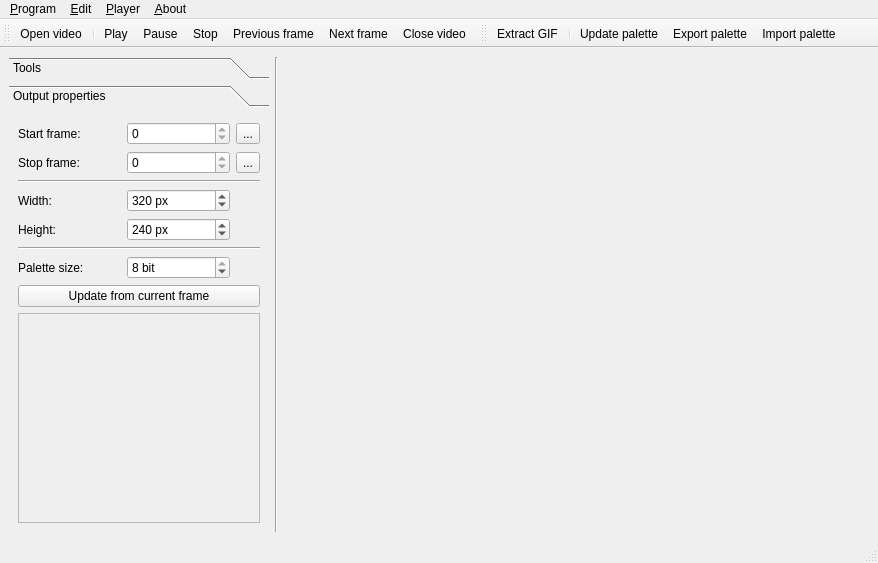
Before: the Qt Designer form ui/mainwindow.ui in Apkawa/QGifer, drawn with Qt 5.
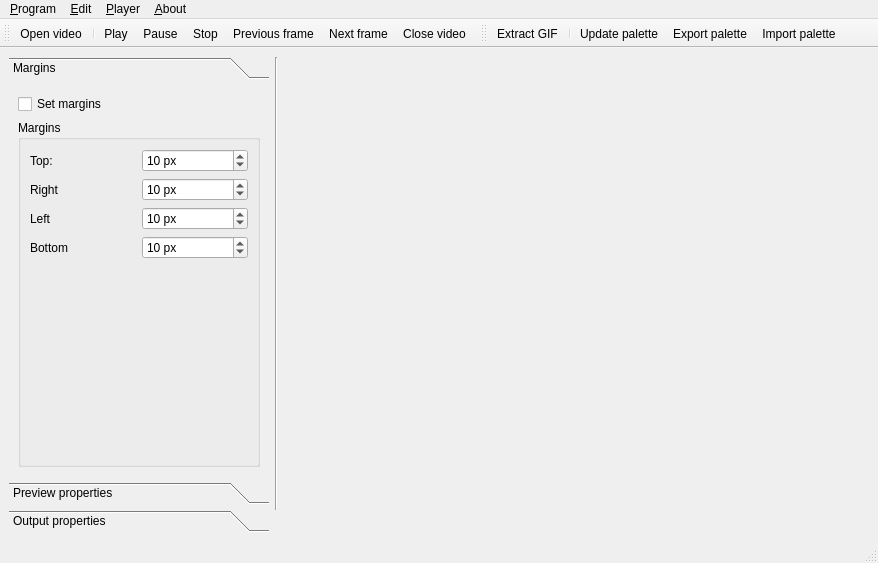
After: the same form once the commit is applied. The open tabs and pages were chosen to show the change. Icons and pictures are not drawn. Custom widgets are drawn as their Qt base class.

What changed in the file:
```diff
--- a/ui/mainwindow.ui
+++ b/ui/mainwindow.ui
@@ -40,7 +40,30 @@
       </layout>
      </widget>
     </item>
-    <item row="0" column="0">
+    <item row="0" column="1">
+     <widget class="Line" name="line_3">
+      <property name="orientation">
+       <enum>Qt::Vertical</enum>
+      </property>
+     </widget>
+    </item>
+    <item row="1" column="2">
+     <widget class="QMultiSlider" name="multiSlider" native="true">
+      <property name="minimumSize">
+       <size>
+        <width>0</width>
+        <height>16</height>
+       </size>
+      </property>
+      <property name="maximumSize">
+       <size>
+        <width>16777215</width>
+        <height>16</height>
+       </size>
+      </property>
+     </widget>
+    </item>
+    <item row="0" column="0" rowspan="2">
      <widget class="QToolBox" name="toolBox">
       <property name="sizePolicy">
        <sizepolicy hsizetype="Fixed" vsizetype="Preferred">
@@ -63,6 +86,122 @@
       <property name="currentIndex">
        <number>1</number>
       </property>
+      <widget class="QWidget" name="page">
+       <attribute name="label">
+        <string>Margins</string>
+       </attribute>
+       <layout class="QGridLayout" name="gridLayout_7">
+        <item row="0" column="0">
+         <widget class="QCheckBox" name="marginsBox">
+          <property name="text">
+           <string>Set margins</string>
+          </property>
+         </widget>
+        </item>
+        <item row="1" column="0">
+         <widget class="QGroupBox" name="groupBox">
+          <property name="title">
+           <string>Margins</string>
+          </property>
+          <layout class="QGridLayout" name="gridLayout_6">
+           <item row="1" column="0">
+            <widget class="QLabel" name="label_8">
+             <property name="text">
+              <string>Right</string>
+             </property>
+            </widget>
+           </item>
+           <item row="2" column="1">
+            <widget class="QSpinBox" name="leftSpin">
+             <property name="suffix">
+              <string> px</string>
+             </property>
+             <property name="maximum">
+              <number>9999</number>
+             </property>
+             <property name="value">
+              <number>10</number>
+             </property>
+            </widget>
+           </item>
+           <item row="1" column="1">
+            <widget class="QSpinBox" name="rightSpin">
+             <property name="suffix">
+              <string> px</string>
+             </property>
+             <property name="maximum">
+              <number>9999</number>
+             </property>
+             <property name="value">
+              <number>10</number>
+             </property>
+            </widget>
+           </item>
+           <item row="2" column="0">
+            <widget class="QLabel" name="label_9">
+             <property name="text">
+              <string>Left</string>
+             </property>
+            </widget>
+           </item>
+           <item row="3" column="0">
+            <widget class="QLabel" name="label_10">
+             <property name="text">
+              <string>Bottom</string>
+             </property>
+            </widget>
+           </item>
+           <item row="3" column="1">
+            <widget class="QSpinBox" name="bottomSpin">
+             <property name="suffix">
+              <string> px</string>
+             </property>
+             <property name="maximum">
+              <number>9999</number>
+             </property>
+             <property name="value">
+              <number>10</number>
+             </property>
+            </widget>
+           </item>
+           <item row="0" column="0">
+            <widget class="QLabel" name="label_7">
+             <property name="text">
+              <string>Top:</string>
+             </property>
+            </widget>
+           </item>
+           <item row="0" column="1">
+            <widget class="QSpinBox" name="topSpin">
+             <property name="suffix">
+              <string> px</string>
+             </property>
+             <property name="maximum">
+              <number>9999</number>
+             </property>
+             <property name="value">
+              <number>10</number>
+             </property>
+            </widget>
+           </item>
+           <item row="4" column="0">
+            <spacer name="verticalSpacer_2">
+             <property name="orientation">
+              <enum>Qt::Vertical</enum>
+             </property>
+             <property name="sizeHint" stdset="0">
+              <size>
+               <width>20</width>
+               <height>40</height>
+              </size>
+             </property>
+            </spacer>
+           </item>
+          </layout>
+         </widget>
+        </item>
+       </layout>
+      </widget>
       <widget class="QWidget" name="page_1">
        <property name="geometry">
         <rect>
@@ -73,7 +212,7 @@
         </rect>
        </property>
        <attribute name="label">
-        <string>Tools</string>
+        <string>Preview properties</string>
        </attribute>
       </widget>
       <widget class="QWidget" name="page_2">
@@ -82,7 +221,7 @@
          <x>0</x>
          <y>0</y>
          <width>250</width>
-         <height>414</height>
+         <height>388</height>
         </rect>
        </property>
        <attribute name="label">
@@ -209,6 +348,9 @@
         </item>
         <item row="8" column="0" colspan="3">
          <widget class="QScrollArea" name="scrollArea">
+          <property name="horizontalScrollBarPolicy">
+           <enum>Qt::ScrollBarAlwaysOff</enum>
+          </property>
           <property name="widgetResizable">
            <bool>true</bool>
           </property>
@@ -221,7 +363,7 @@
              <x>0</x>
              <y>0</y>
              <width>236</width>
-             <height>227</height>
+             <height>201</height>
             </rect>
            </property>
            <layout class="QGridLayout" name="gridLayout_4">
@@ -538,6 +680,12 @@
    <header>palettewidget.h</header>
    <container>1</container>
   </customwidget>
+  <customwidget>
+   <class>QMultiSlider</class>
+   <extends>QWidget</extends>
+   <header>qmultislider.h</header>
+   <container>1</container>
+  </customwidget>
  </customwidgets>
  <resources>
   <include location="../res.qrc"/>
```
Left out of the diff: 86 changed lines with no effect on the pictures.
